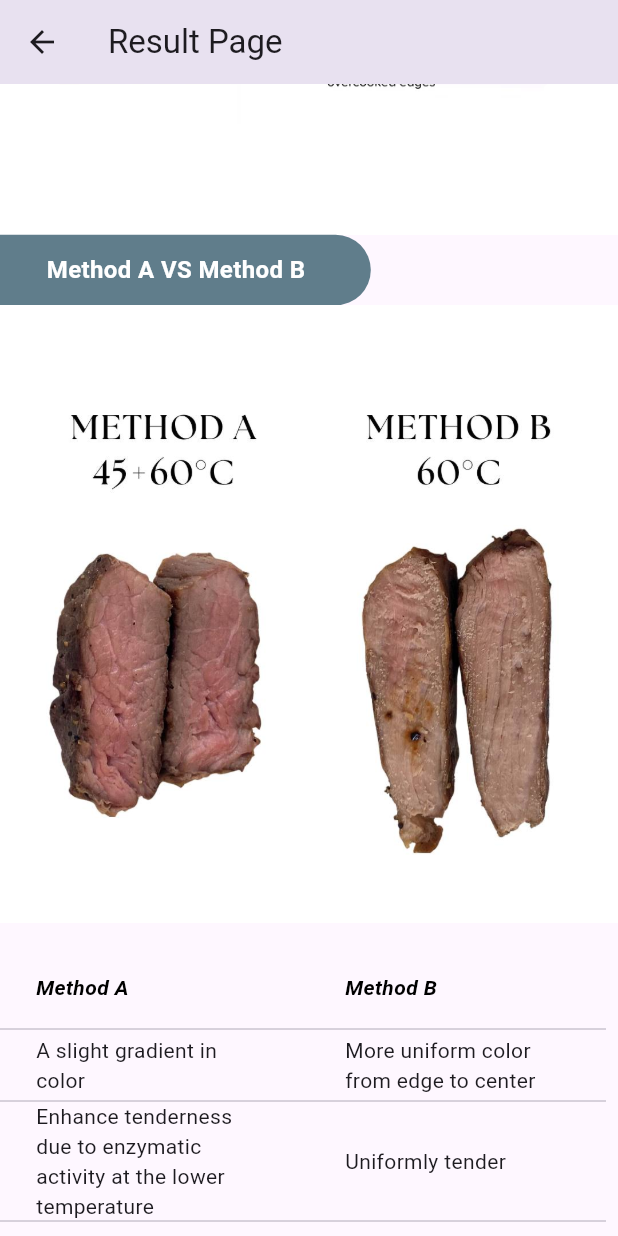
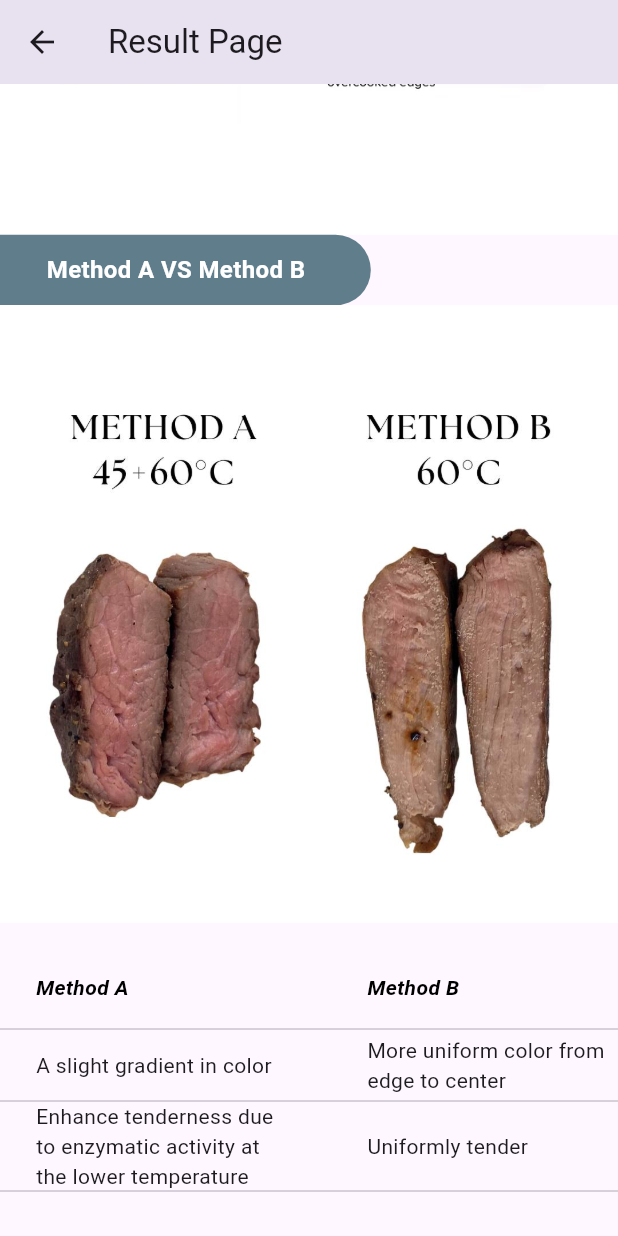
Before and after one commit to datsabahandude/SousVide, a Flutter app: the ResultPage screen opened directly, scrolled down 228 dp, on a phone screen of 412 x 824 dp. Run offline on Flutter 3.47's test engine with Material 3 defaults, Android fonts, the phone set to English and light mode, and no system bars; our stand-ins replace curved_navigation_bar, flutter_local_notifications, get, google_fonts, image_picker, lottie and 4 more; accounts and stored records are empty.

Commit message:
use media width #7

```diff
--- a/lib/components/result_body.dart
+++ b/lib/components/result_body.dart
@@ -5,8 +5,7 @@ class ResultBody extends StatelessWidget {
 
   @override
   Widget build(BuildContext context) {
-    // Define a fixed width for each column
-    const double columnWidth = 150;
+    double width = MediaQuery.of(context).size.width;
 
     return SingleChildScrollView(
       child: Column(
@@ -15,7 +14,8 @@ class ResultBody extends StatelessWidget {
           Image.asset('assets/images/cookres1.png'),
           Container(
             padding: const EdgeInsets.all(12),
-            width: MediaQuery.of(context).size.width * 0.6,
+            width: width * 0.6,
+            constraints: const BoxConstraints(maxWidth: 300),
             alignment: const Alignment(-0.25, 0),
             decoration: const BoxDecoration(
               color: Colors.blueGrey,
@@ -51,19 +51,20 @@ class ResultBody extends StatelessWidget {
                 label: Text('Method B'),
               ),
             ],
-            rows: const <DataRow>[
+            rows: <DataRow>[
               DataRow(
                 cells: [
                   DataCell(
                     SizedBox(
-                      width: columnWidth,
-                      child: Text('A slight gradient in color'),
+                      width: width * 0.4,
+                      child: const Text('A slight gradient in color'),
                     ),
                   ),
                   DataCell(
                     SizedBox(
-                      width: columnWidth,
-                      child: Text('More uniform color from edge to center'),
+                      width: width * 0.4,
+                      child:
+                          const Text('More uniform color from edge to center'),
                     ),
                   ),
                 ],
@@ -72,15 +73,15 @@ class ResultBody extends StatelessWidget {
                 cells: [
                   DataCell(
                     SizedBox(
-                      width: columnWidth,
-                      child: Text(
+                      width: width * 0.4,
+                      child: const Text(
                           'Enhance tenderness due to enzymatic activity at the lower temperature'),
                     ),
                   ),
                   DataCell(
                     SizedBox(
-                      width: columnWidth,
-                      child: Text('Uniformly tender'),
+                      width: width * 0.4,
+                      child: const Text('Uniformly tender'),
                     ),
                   ),
                 ],
```
